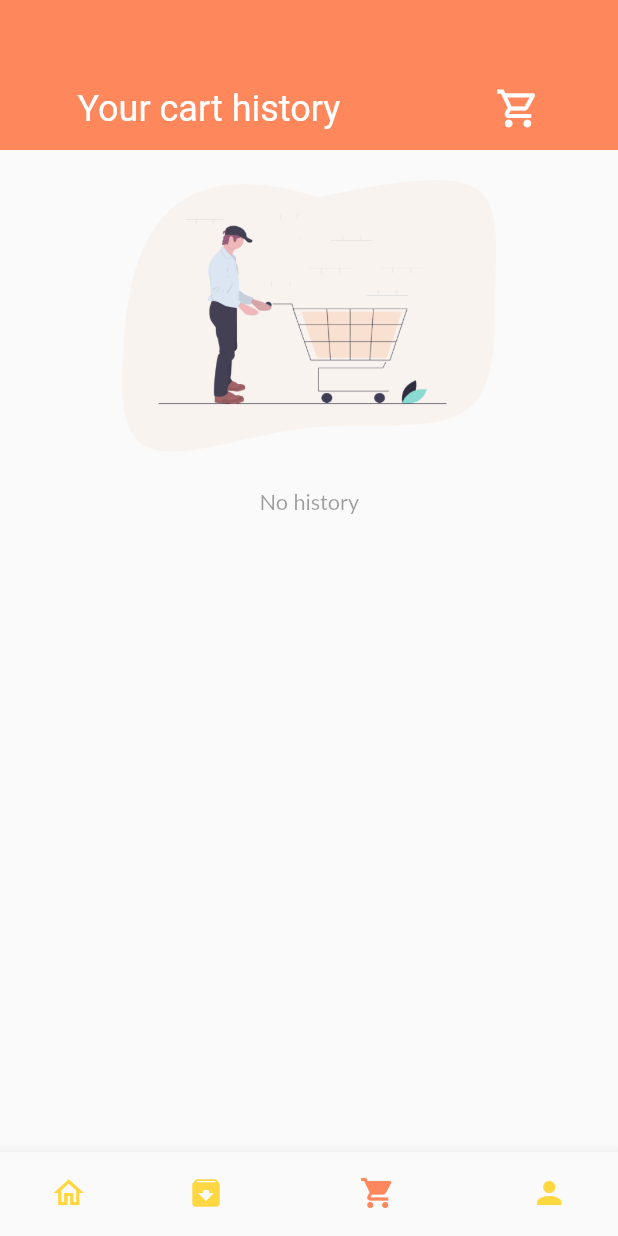
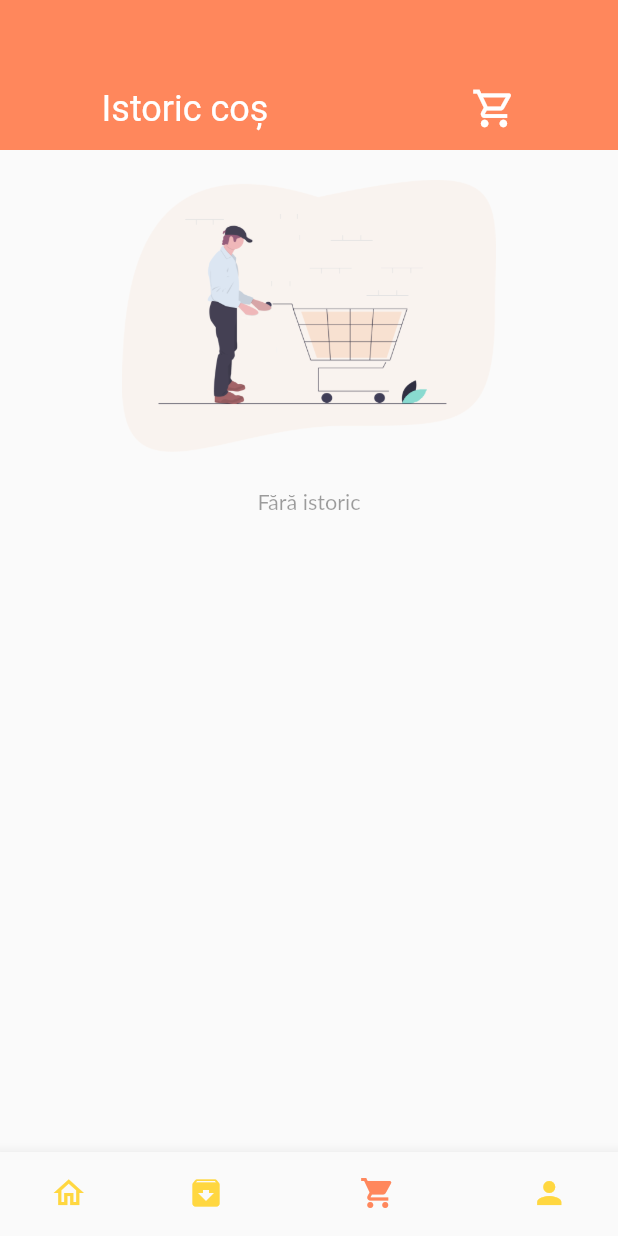
Before and after one commit to Seician/lucrare_licenta, a Flutter app: the screen it shows after launch, item 3 of the bottom bar chosen, on a phone screen of 412 x 824 dp. Run offline on Flutter 3.47's test engine with Material 2 defaults, Android fonts, the phone set to English and light mode, and no system bars; our stand-ins replace connectivity, dots_indicator, flutter_typeahead, geocoding, geolocator, get and 5 more; missing offline and left inert: connectivity_for_web, firebase_core_web, firebase_messaging_web, geolocator_web, google_maps_webservice, pointer_interceptor and 1 more; accounts and stored records are empty; network calls fail; Roboto replaces fonts that are missing (Lato).

Commit message:
text changes

```diff
--- a/lib/screens/cart/cart_history.dart
+++ b/lib/screens/cart/cart_history.dart
@@ -90,7 +90,7 @@ many times a certain time is found
         child: Row(
           mainAxisAlignment: MainAxisAlignment.spaceAround,
           children: [
-            BigText(text: "Your cart history", color: Colors.white, size: 24),
+            BigText(text: "Istoric coș", color: Colors.white, size: 24),
             GestureDetector(
               onTap: () {
                 Get.toNamed(RouteHelper.getCartPage(0, "cart-history"));
@@ -197,8 +197,8 @@ many times a certain time is found
                                             text: "Total",
                                             color: AppColors.mainBlackColor),
                                         BigText(
-                                            text:
-                                                xy[index].toString() + " Items",
+                                            text: xy[index].toString() +
+                                                " Meniuri",
                                             color: AppColors.titleColor),
                                         Container(
                                           padding: EdgeInsets.symmetric(
@@ -252,7 +252,7 @@ many times a certain time is found
                                                     RouteHelper.getCartPage(
                                                         0, "cart-history"));
                                               },
-                                              child: Text("one more",
+                                              child: Text("Incă una",
                                                   style: robotoMedium.copyWith(
                                                     fontSize: Dimensions
                                                         .fontSizeExtraSmall,
@@ -271,7 +271,7 @@ many times a certain time is found
                         ],
                       ),
                     )))
-            : NoDataScreen(text: "No history ");
+            : NoDataScreen(text: "Fără istoric");
       })
     ]));
   }
--- a/lib/screens/checkout/payment_page.dart
+++ b/lib/screens/checkout/payment_page.dart
@@ -44,7 +44,7 @@ class _PaymentScreenState extends State<PaymentScreen> {
       child: Scaffold(
         backgroundColor: Colors.white,
         appBar: AppBar(
-          title: Text("Payment"),
+          title: Text("Efectuare Plată"),
           leading: IconButton(
             icon: Icon(Icons.arrow_back_ios),
             onPressed: () => _exitApp(context),
--- a/lib/screens/food/detail_food.dart
+++ b/lib/screens/food/detail_food.dart
@@ -282,9 +282,8 @@ class DetailFood extends StatelessWidget {
               child: Container(
                 child: BigText(
                   size: 20,
-                  text: "\$" +
-                      (productItem.price / 100).toString() +
-                      " Add to cart",
+                  text:
+                      "\$" + (productItem.price / 100).toString() + " Adaugă ",
                   color: Colors.white,
                 ),
                 padding: EdgeInsets.all(Dimensions.padding20),
--- a/lib/screens/order/order_screen.dart
+++ b/lib/screens/order/order_screen.dart
@@ -33,7 +33,7 @@ class _OrderScreenState extends State<OrderScreen>
   Widget build(BuildContext context) {
     return Scaffold(
       appBar: AppBar(
-        title: Text("Orders"),
+        title: Text("Comenzi"),
         backgroundColor: AppColors.mainColor,
       ),
       body: _isLoggedIn
@@ -57,8 +57,8 @@ class _OrderScreenState extends State<OrderScreen>
                             fontSize: Dimensions.fontSizeSmall,
                             color: Theme.of(context).primaryColor),
                         tabs: [
-                          Tab(text: 'running'.tr),
-                          Tab(text: 'history'.tr),
+                          Tab(text: 'în proces'.tr),
+                          Tab(text: 'istoric'.tr),
                         ],
                       ),
                     ),
--- a/lib/utils/app_constants.dart
+++ b/lib/utils/app_constants.dart
@@ -2,6 +2,8 @@ class AppConstants {
   static const String APP_NAME = 'DBFood';
   static const int APP_VERSION = 1;
   //https://youtu.be/HCUZ91NVnaM learn here how to set up google map api key
+
+
   static const String MAP_API_KEY = "AIzaSyDA0Pq-eTr8nAWUMtVDjHyCN6kiFia6uro";
   static const String STORE_PREFERENCE = 'Cart-list';
   //your base url
```
Also changed, not shown: lib/screens/cart/cart_page.dart (+10 -9 lines).
